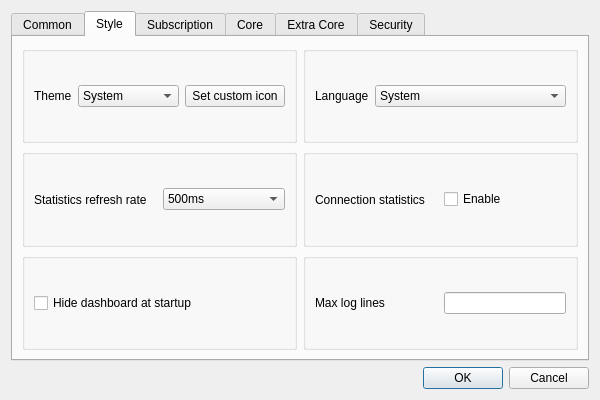
This is src/ui/dialog_basic_settings.ui in Ogstra/proxor as Qt 5 draws it before an edit. The edited form follows.
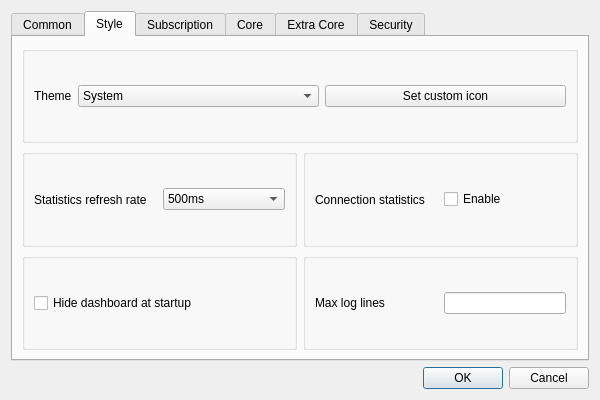
This is the edited form. The open tabs and pages were chosen to show the change. Custom widgets are drawn as their Qt base class.

Commit message: feat(ui): improve group management, testing, and diagnostics

Diff of the .ui file:
```diff
--- a/src/ui/dialog_basic_settings.ui
+++ b/src/ui/dialog_basic_settings.ui
@@ -291,54 +291,6 @@
            </layout>
           </widget>
          </item>
-         <item>
-          <widget class="QGroupBox" name="groupBox2">
-           <layout class="QHBoxLayout" name="horizontalLayout_7">
-            <item>
-             <widget class="QLabel" name="label_15">
-              <property name="sizePolicy">
-               <sizepolicy hsizetype="Maximum" vsizetype="Maximum">
-                <horstretch>0</horstretch>
-                <verstretch>0</verstretch>
-               </sizepolicy>
-              </property>
-              <property name="text">
-               <string notr="true">Language</string>
-              </property>
-             </widget>
-            </item>
-            <item>
-             <widget class="QComboBox" name="language">
-              <item>
-               <property name="text">
-                <string notr="true">System</string>
-               </property>
-              </item>
-              <item>
-               <property name="text">
-                <string notr="true">English</string>
-               </property>
-              </item>
-              <item>
-               <property name="text">
-                <string notr="true">简体中文</string>
-               </property>
-              </item>
-              <item>
-               <property name="text">
-                <string notr="true">فارسی</string>
-               </property>
-              </item>
-              <item>
-               <property name="text">
-                <string notr="true">Русский</string>
-               </property>
-              </item>
-             </widget>
-            </item>
-           </layout>
-          </widget>
-         </item>
         </layout>
        </item>
        <item row="2" column="0">
```
Left out of the diff: 10 changed lines with no effect on the pictures. The commit also changes 19 other files.
